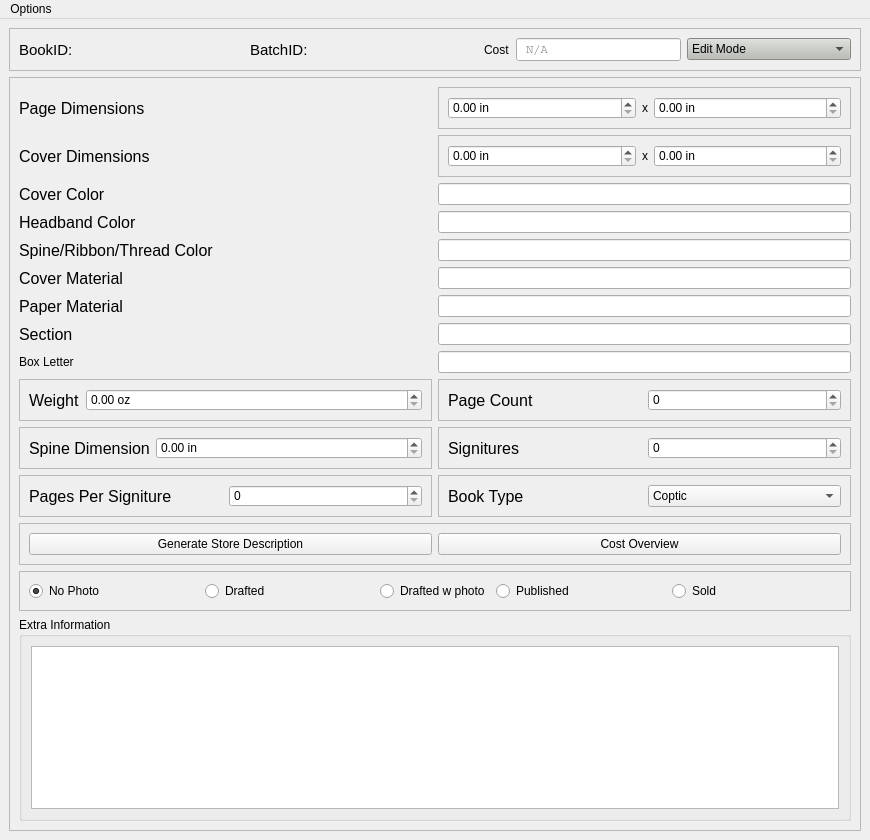
Old version of the form ui/mainwindow.ui in the repository farinc/book-tracker-python.
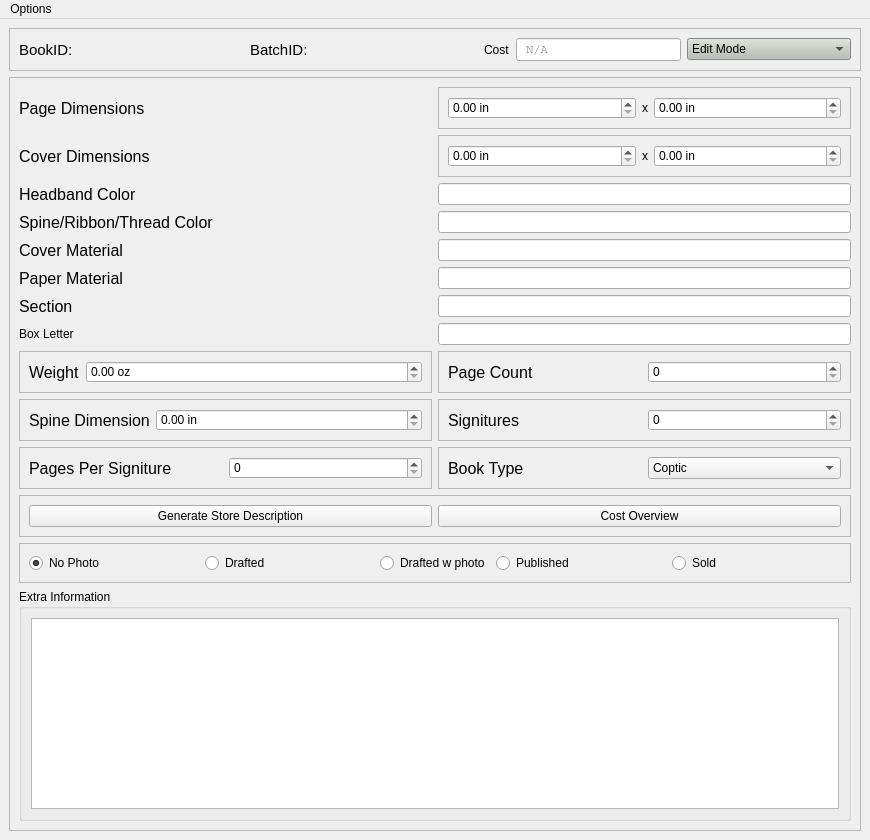
New version of the form.

Commit message: Commit small changes to the ui and removed the coverColor prop as it is errorous.

What changed in the file:
```diff
--- a/ui/mainwindow.ui
+++ b/ui/mainwindow.ui
@@ -219,12 +219,37 @@
          <x>0</x>
          <y>0</y>
          <width>821</width>
-         <height>1030</height>
+         <height>985</height>
         </rect>
        </property>
        <layout class="QGridLayout" name="gridLayout_5">
-        <item row="5" column="1">
-         <widget class="QLineEdit" name="editCoverMaterial">
+        <item row="7" column="0">
+         <widget class="QLabel" name="label_23">
+          <property name="text">
+           <string>Box Letter</string>
+          </property>
+         </widget>
+        </item>
+        <item row="3" column="0">
+         <widget class="QLabel" name="label_12">
+          <property name="sizePolicy">
+           <sizepolicy hsizetype="Ignored" vsizetype="Preferred">
+            <horstretch>0</horstretch>
+            <verstretch>0</verstretch>
+           </sizepolicy>
+          </property>
+          <property name="font">
+           <font>
+            <pointsize>12</pointsize>
+           </font>
+          </property>
+          <property name="text">
+           <string>Spine/Ribbon/Thread Color</string>
+          </property>
+         </widget>
+        </item>
+        <item row="6" column="1">
+         <widget class="QLineEdit" name="editSection">
           <property name="sizePolicy">
            <sizepolicy hsizetype="MinimumExpanding" vsizetype="Fixed">
             <horstretch>0</horstretch>
@@ -234,7 +259,7 @@
          </widget>
         </item>
         <item row="2" column="0">
-         <widget class="QLabel" name="label_2">
+         <widget class="QLabel" name="label_21">
           <property name="sizePolicy">
            <sizepolicy hsizetype="Ignored" vsizetype="Preferred">
             <horstretch>0</horstretch>
@@ -247,12 +272,15 @@
            </font>
           </property>
           <property name="text">
-           <string>Cover Color</string>
+           <string>Headband Color</string>
           </property>
          </widget>
         </item>
+        <item row="7" column="1">
+         <widget class="QLineEdit" name="editBox"/>
+        </item>
         <item row="10" column="1">
-         <widget class="QFrame" name="frame_8">
+         <widget class="QFrame" name="frame_4">
           <property name="sizePolicy">
            <sizepolicy hsizetype="MinimumExpanding" vsizetype="Preferred">
             <horstretch>0</horstretch>
@@ -265,36 +293,57 @@
           <property name="frameShadow">
            <enum>QFrame::Raised</enum>
           </property>
-          <layout class="QHBoxLayout" name="horizontalLayout_9">
+          <layout class="QHBoxLayout" name="horizontalLayout_10">
            <item>
-            <widget class="QLabel" name="label_20">
+            <widget class="QLabel" name="label_22">
              <property name="font">
               <font>
                <pointsize>12</pointsize>
               </font>
              </property>
              <property name="text">
-              <string>Signitures</string>
+              <string>Book Type</string>
              </property>
             </widget>
            </item>
            <item>
-            <widget class="QSpinBox" name="spinSignitures"/>
+            <widget class="QComboBox" name="comboBootType">
+             <item>
+              <property name="text">
+               <string>Coptic</string>
+              </property>
+             </item>
+             <item>
+              <property name="text">
+               <string>Coptic (2 needle)</string>
+              </property>
+             </item>
+             <item>
+              <property name="text">
+               <string>Traditional</string>
+              </property>
+             </item>
+             <item>
+              <property name="text">
+               <string>StabStich</string>
+              </property>
+             </item>
+             <item>
+              <property name="text">
+               <string>Quarter</string>
+              </property>
+             </item>
+             <item>
+              <property name="text">
+               <string>Long Stich</string>
+              </property>
+             </item>
+            </widget>
            </item>
           </layout>
          </widget>
         </item>
-        <item row="3" column="1">
-         <widget class="QLineEdit" name="editHeadbandColor">
-          <property name="sizePolicy">
-           <sizepolicy hsizetype="MinimumExpanding" vsizetype="Fixed">
-            <horstretch>0</horstretch>
-            <verstretch>0</verstretch>
-           </sizepolicy>
-          </property>
-         </widget>
-        </item>
-        <item row="11" column="0">
+        <item row="10" column="0">
          <widget class="QFrame" name="frame_3">
           <property name="sizePolicy">
            <sizepolicy hsizetype="Ignored" vsizetype="Preferred">
@@ -333,111 +382,7 @@
           </layout>
          </widget>
         </item>
-        <item row="4" column="1">
-         <widget class="QLineEdit" name="editThreadColor">
-          <property name="sizePolicy">
-           <sizepolicy hsizetype="MinimumExpanding" vsizetype="Fixed">
-            <horstretch>0</horstretch>
-            <verstretch>0</verstretch>
-           </sizepolicy>
-          </property>
-         </widget>
-        </item>
-        <item row="0" column="1">
-         <widget class="QFrame" name="frame_2">
-          <property name="sizePolicy">
-           <sizepolicy hsizetype="MinimumExpanding" vsizetype="Preferred">
-            <horstretch>0</horstretch>
-            <verstretch>0</verstretch>
-           </sizepolicy>
-          </property>
-          <property name="frameShape">
-           <enum>QFrame::StyledPanel</enum>
-          </property>
-          <property name="frameShadow">
-           <enum>QFrame::Raised</enum>
-          </property>
-          <layout class="QHBoxLayout" name="horizontalLayout_4">
-           <item>
-            <widget class="QDoubleSpinBox" name="spinPageDimX">
-             <property name="suffix">
-              <string> in</string>
-             </property>
-            </widget>
-           </item>
-           <item>
-            <widget class="QLabel" name="label_7">
-             <property name="sizePolicy">
-              <sizepolicy hsizetype="Fixed" vsizetype="Preferred">
-               <horstretch>0</horstretch>
-               <verstretch>0</verstretch>
-              </sizepolicy>
-             </property>
-             <property name="text">
-              <string>x</string>
-             </property>
-            </widget>
-           </item>
-           <item>
-            <widget class="QDoubleSpinBox" name="spinPageDimY">
-             <property name="suffix">
-              <string> in</string>
-             </property>
-            </widget>
-           </item>
-          </layout>
-         </widget>
-        </item>
-        <item row="10" column="0">
-         <widget class="QFrame" name="frame_6">
-          <property name="sizePolicy">
-           <sizepolicy hsizetype="Ignored" vsizetype="Preferred">
-            <horstretch>0</horstretch>
-            <verstretch>0</verstretch>
-           </sizepolicy>
-          </property>
-          <property name="frameShape">
-           <enum>QFrame::StyledPanel</enum>
-          </property>
-          <property name="frameShadow">
-           <enum>QFrame::Raised</enum>
-          </property>
-          <layout class="QHBoxLayout" name="horizontalLayout_6">
-           <item>
-            <widget class="QLabel" name="label_13">
-             <property name="sizePolicy">
-              <sizepolicy hsizetype="Minimum" vsizetype="Preferred">
-               <horstretch>0</horstretch>
-               <verstretch>0</verstretch>
-              </sizepolicy>
-             </property>
-             <property name="font">
-              <font>
-               <pointsize>12</pointsize>
-              </font>
-             </property>
-             <property name="text">
-              <string>Spine Dimension</string>
-             </property>
-            </widget>
-           </item>
-           <item>
-            <widget class="QDoubleSpinBox" name="spinSpineDim">
-             <property name="sizePolicy">
-              <sizepolicy hsizetype="MinimumExpanding" vsizetype="Fixed">
-               <horstretch>0</horstretch>
-               <verstretch>0</verstretch>
-              </sizepolicy>
-             </property>
-             <property name="suffix">
-              <string> in</string>
-             </property>
-            </widget>
-           </item>
-          </layout>
-         </widget>
-        </item>
-        <item row="9" column="1">
+        <item row="8" column="1">
          <widget class="QFrame" name="frame_7">
           <property name="sizePolicy">
            <sizepolicy hsizetype="MinimumExpanding" vsizetype="Preferred">
@@ -476,26 +421,8 @@
           </layout>
          </widget>
         </item>
-        <item row="4" column="0">
-         <widget class="QLabel" name="label_12">
-          <property name="sizePolicy">
-           <sizepolicy hsizetype="Ignored" vsizetype="Preferred">
-            <horstretch>0</horstretch>
-            <verstretch>0</verstretch>
-           </sizepolicy>
-          </property>
-          <property name="font">
-           <font>
-            <pointsize>12</pointsize>
-           </font>
-          </property>
-          <property name="text">
-           <string>Spine/Ribbon/Thread Color</string>
-          </property>
-         </widget>
-        </item>
-        <item row="6" column="1">
-         <widget class="QLineEdit" name="editPageMaterial">
+        <item row="2" column="1">
+         <widget class="QLineEdit" name="editHeadbandColor">
           <property name="sizePolicy">
            <sizepolicy hsizetype="MinimumExpanding" vsizetype="Fixed">
             <horstretch>0</horstretch>
@@ -504,46 +431,41 @@
           </property>
          </widget>
         </item>
-        <item row="12" column="0" colspan="2">
-         <widget class="QFrame" name="frame_10">
+        <item row="13" column="0" colspan="2">
+         <widget class="QGroupBox" name="groupBox_9">
           <property name="sizePolicy">
-           <sizepolicy hsizetype="Ignored" vsizetype="Preferred">
+           <sizepolicy hsizetype="Ignored" vsizetype="Maximum">
             <horstretch>0</horstretch>
             <verstretch>0</verstretch>
            </sizepolicy>
           </property>
-          <property name="frameShape">
-           <enum>QFrame::StyledPanel</enum>
+          <property name="title">
+           <string>Extra Information</string>
           </property>
-          <property name="frameShadow">
-           <enum>QFrame::Raised</enum>
-          </property>
-          <layout class="QHBoxLayout" name="horizontalLayout_11">
-           <item>
-            <widget class="QPushButton" name="pushButtonGenStoreDiscription">
-             <property name="text">
-              <string>Generate Store Description</string>
-             </property>
-            </widget>
-           </item>
-           <item>
-            <widget class="QPushButton" name="pushButtonCostOverview">
-             <property name="text">
-              <string>Cost Overview</string>
+          <layout class="QGridLayout" name="gridLayout_4">
+           <item row="1" column="0">
+            <widget class="QPlainTextEdit" name="editExtra">
+             <property name="font">
+              <font>
+               <pointsize>12</pointsize>
+              </font>
              </property>
             </widget>
            </item>
           </layout>
          </widget>
         </item>
-        <item row="8" column="0">
-         <widget class="QLabel" name="label_23">
-          <property name="text">
-           <string>Box Letter</string>
+        <item row="3" column="1">
+         <widget class="QLineEdit" name="editThreadColor">
+          <property name="sizePolicy">
+           <sizepolicy hsizetype="MinimumExpanding" vsizetype="Fixed">
+            <horstretch>0</horstretch>
+            <verstretch>0</verstretch>
+           </sizepolicy>
           </property>
          </widget>
         </item>
-        <item row="6" column="0">
+        <item row="5" column="0">
          <widget class="QLabel" name="label_9">
           <property name="sizePolicy">
            <sizepolicy hsizetype="Ignored" vsizetype="Preferred">
@@ -561,80 +483,6 @@
           </property>
          </widget>
         </item>
-        <item row="7" column="1">
-         <widget class="QLineEdit" name="editSection">
-          <property name="sizePolicy">
-           <sizepolicy hsizetype="MinimumExpanding" vsizetype="Fixed">
-            <horstretch>0</horstretch>
-            <verstretch>0</verstretch>
-           </sizepolicy>
-          </property>
-         </widget>
-        </item>
-        <item row="0" column="0">
-         <widget class="QLabel" name="label_8">
-          <property name="sizePolicy">
-           <sizepolicy hsizetype="Ignored" vsizetype="Preferred">
-            <horstretch>0</horstretch>
-            <verstretch>0</verstretch>
-           </sizepolicy>
-          </property>
-          <property name="font">
-           <font>
-            <pointsize>12</pointsize>
-           </font>
-          </property>
-          <property name="text">
-           <string>Page Dimensions</string>
-          </property>
-         </widget>
-        </item>
-        <item row="5" column="0">
-         <widget class="QLabel" name="label_4">
-          <property name="sizePolicy">
-           <sizepolicy hsizetype="Ignored" vsizetype="Preferred">
-            <horstretch>0</horstretch>
-            <verstretch>0</verstretch>
-           </sizepolicy>
-          </property>
-          <property name="font">
-           <font>
-            <pointsize>12</pointsize>
-           </font>
-          </property>
-          <property name="text">
-           <string>Cover Material</string>
-          </property>
-         </widget>
-        </item>
-        <item row="3" column="0">
-         <widget class="QLabel" name="label_21">
-          <property name="sizePolicy">
-           <sizepolicy hsizetype="Ignored" vsizetype="Preferred">
-            <horstretch>0</horstretch>
-            <verstretch>0</verstretch>
-           </sizepolicy>
-          </property>
-          <property name="font">
-           <font>
-            <pointsize>12</pointsize>
-           </font>
-          </property>
-          <property name="text">
-           <string>Headband Color</string>
-          </property>
-         </widget>
-        </item>
-        <item row="2" column="1">
-         <widget class="QLineEdit" name="editCoverColor">
-          <property name="sizePolicy">
-           <sizepolicy hsizetype="MinimumExpanding" vsizetype="Fixed">
-            <horstretch>0</horstretch>
-            <verstretch>0</verstretch>
-           </sizepolicy>
-          </property>
-         </widget>
-        </item>
         <item row="1" column="0">
          <widget class="QLabel" name="label_5">
           <property name="sizePolicy">
@@ -658,28 +506,10 @@
           </property>
          </widget>
         </item>
-        <item row="7" column="0">
-         <widget class="QLabel" name="label_19">
+        <item row="0" column="1">
+         <widget class="QFrame" name="frame_2">
           <property name="sizePolicy">
-           <sizepolicy hsizetype="Ignored" vsizetype="Preferred">
-            <horstretch>0</horstretch>
-            <verstretch>0</verstretch>
-           </sizepolicy>
-          </property>
-          <property name="font">
-           <font>
-            <pointsize>12</pointsize>
-           </font>
-          </property>
-          <property name="text">
-           <string>Section</string>
-          </property>
-         </widget>
-        </item>
-        <item row="9" column="0">
-         <widget class="QFrame" name="frame_5">
-          <property name="sizePolicy">
-           <sizepolicy hsizetype="Ignored" vsizetype="Preferred">
+           <sizepolicy hsizetype="MinimumExpanding" vsizetype="Preferred">
             <horstretch>0</horstretch>
             <verstretch>0</verstretch>
            </sizepolicy>
@@ -690,42 +520,38 @@
           <property name="frameShadow">
            <enum>QFrame::Raised</enum>
           </property>
-          <layout class="QHBoxLayout" name="horizontalLayout_7">
+          <layout class="QHBoxLayout" name="horizontalLayout_4">
            <item>
-            <widget class="QLabel" name="label_16">
+            <widget class="QDoubleSpinBox" name="spinPageDimX">
+             <property name="suffix">
+              <string> in</string>
+             </property>
+            </widget>
+           </item>
+           <item>
+            <widget class="QLabel" name="label_7">
              <property name="sizePolicy">
-              <sizepolicy hsizetype="Minimum" vsizetype="Preferred">
+              <sizepolicy hsizetype="Fixed" vsizetype="Preferred">
                <horstretch>0</horstretch>
                <verstretch>0</verstretch>
               </sizepolicy>
              </property>
-             <property name="font">
-              <font>
-               <pointsize>12</pointsize>
-              </font>
-             </property>
              <property name="text">
-              <string>Weight</string>
+              <string>x</string>
              </property>
             </widget>
            </item>
            <item>
-            <widget class="QDoubleSpinBox" name="spinWeight">
-             <property name="sizePolicy">
-              <sizepolicy hsizetype="MinimumExpanding" vsizetype="Fixed">
-               <horstretch>0</horstretch>
-               <verstretch>0</verstretch>
-              </sizepolicy>
-             </property>
+            <widget class="QDoubleSpinBox" name="spinPageDimY">
              <property name="suffix">
-              <string> oz</string>
+              <string> in</string>
              </property>
             </widget>
            </item>
           </layout>
          </widget>
         </item>
-        <item row="13" column="0" colspan="2">
+        <item row="12" column="0" colspan="2">
          <widget class="QFrame" name="frame_9">
           <property name="sizePolicy">
            <sizepolicy hsizetype="Ignored" vsizetype="MinimumExpanding">
@@ -811,8 +637,8 @@
           </layout>
          </widget>
         </item>
-        <item row="11" column="1">
-         <widget class="QFrame" name="frame_4">
+        <item row="9" column="1">
+         <widget class="QFrame" name="frame_8">
           <property name="sizePolicy">
            <sizepolicy hsizetype="MinimumExpanding" vsizetype="Preferred">
             <horstretch>0</horstretch>
@@ -825,74 +651,68 @@
           <property name="frameShadow">
            <enum>QFrame::Raised</enum>
           </property>
-          <layout class="QHBoxLayout" name="horizontalLayout_10">
+          <layout class="QHBoxLayout" name="horizontalLayout_9">
            <item>
-            <widget class="QLabel" name="label_22">
+            <widget class="QLabel" name="label_20">
              <property name="font">
               <font>
                <pointsize>12</pointsize>
               </font>
              </property>
              <property name="text">
-              <string>Book Type</string>
+              <string>Signitures</string>
              </property>
             </widget>
            </item>
            <item>
-            <widget class="QComboBox" name="comboBootType">
-             <item>
-              <property name="text">
-               <string>Coptic</string>
-              </property>
-             </item>
-             <item>
-              <property name="text">
-               <string>Coptic (2 needle)</string>
-              </property>
-             </item>
-             <item>
-              <property name="text">
-               <string>Traditional</string>
-              </property>
-             </item>
-             <item>
-              <property name="text">
-               <string>StabStich</string>
-              </property>
-             </item>
-             <item>
-              <property name="text">
-               <string>Quarter</string>
-              </property>
-             </item>
-             <item>
-              <property name="text">
-               <string>Long Stich</string>
-              </property>
-             </item>
-            </widget>
+            <widget class="QSpinBox" name="spinSignitures"/>
            </item>
           </layout>
          </widget>
         </item>
-        <item row="14" column="0" colspan="2">
-         <widget class="QGroupBox" name="groupBox_9">
+        <item row="8" column="0">
+         <widget class="QFrame" name="frame_5">
           <property name="sizePolicy">
-           <sizepolicy hsizetype="Ignored" vsizetype="Maximum">
+           <sizepolicy hsizetype="Ignored" vsizetype="Preferred">
             <horstretch>0</horstretch>
             <verstretch>0</verstretch>
            </sizepolicy>
           </property>
-          <property name="title">
-           <string>Extra Information</string>
+          <property name="frameShape">
+           <enum>QFrame::StyledPanel</enum>
           </property>
-          <layout class="QGridLayout" name="gridLayout_4">
-           <item row="1" column="0">
-            <widget class="QPlainTextEdit" name="editExtra">
+          <property name="frameShadow">
+           <enum>QFrame::Raised</enum>
+          </property>
+          <layout class="QHBoxLayout" name="horizontalLayout_7">
+           <item>
+            <widget class="QLabel" name="label_16">
+             <property name="sizePolicy">
+              <sizepolicy hsizetype="Minimum" vsizetype="Preferred">
+               <horstretch>0</horstretch>
+               <verstretch>0</verstretch>
+              </sizepolicy>
+             </property>
              <property name="font">
               <font>
                <pointsize>12</pointsize>
               </font>
+             </property>
+             <property name="text">
+              <string>Weight</string>
+             </property>
+            </widget>
+           </item>
+           <item>
+            <widget class="QDoubleSpinBox" name="spinWeight">
+             <property name="sizePolicy">
+              <sizepolicy hsizetype="MinimumExpanding" vsizetype="Fixed">
+               <horstretch>0</horstretch>
+               <verstretch>0</verstretch>
+              </sizepolicy>
+             </property>
+             <property name="suffix">
+              <string> oz</string>
              </property>
             </widget>
            </item>
@@ -950,8 +770,160 @@
           </layout>
          </widget>
         </item>
-        <item row="8" column="1">
-         <widget class="QLineEdit" name="editBox"/>
+        <item row="11" column="0" colspan="2">
+         <widget class="QFrame" name="frame_10">
+          <property name="sizePolicy">
+           <sizepolicy hsizetype="Ignored" vsizetype="Preferred">
+            <horstretch>0</horstretch>
+            <verstretch>0</verstretch>
+           </sizepolicy>
+          </property>
+          <property name="frameShape">
+           <enum>QFrame::StyledPanel</enum>
+          </property>
+          <property name="frameShadow">
+           <enum>QFrame::Raised</enum>
+          </property>
+          <layout class="QHBoxLayout" name="horizontalLayout_11">
+           <item>
+            <widget class="QPushButton" name="pushButtonGenStoreDiscription">
+             <property name="text">
+              <string>Generate Store Description</string>
+             </property>
+            </widget>
+           </item>
+           <item>
+            <widget class="QPushButton" name="pushButtonCostOverview">
+             <property name="text">
+              <string>Cost Overview</string>
+             </property>
+            </widget>
+           </item>
+          </layout>
+         </widget>
+        </item>
+        <item row="4" column="1">
+         <widget class="QLineEdit" name="editCoverMaterial">
+          <property name="sizePolicy">
+           <sizepolicy hsizetype="MinimumExpanding" vsizetype="Fixed">
+            <horstretch>0</horstretch>
+            <verstretch>0</verstretch>
+           </sizepolicy>
+          </property>
+         </widget>
+        </item>
+        <item row="6" column="0">
+         <widget class="QLabel" name="label_19">
+          <property name="sizePolicy">
+           <sizepolicy hsizetype="Ignored" vsizetype="Preferred">
+            <horstretch>0</horstretch>
+            <verstretch>0</verstretch>
+           </sizepolicy>
+          </property>
+          <property name="font">
+           <font>
+            <pointsize>12</pointsize>
+           </font>
+          </property>
+          <property name="text">
+           <string>Section</string>
+          </property>
+         </widget>
+        </item>
+        <item row="0" column="0">
+         <widget class="QLabel" name="label_8">
+          <property name="sizePolicy">
+           <sizepolicy hsizetype="Ignored" vsizetype="Preferred">
+            <horstretch>0</horstretch>
+            <verstretch>0</verstretch>
+           </sizepolicy>
+          </property>
+          <property name="font">
+           <font>
+            <pointsize>12</pointsize>
+           </font>
+          </property>
+          <property name="text">
+           <string>Page Dimensions</string>
+          </property>
+         </widget>
+        </item>
+        <item row="4" column="0">
+         <widget class="QLabel" name="label_4">
+          <property name="sizePolicy">
+           <sizepolicy hsizetype="Ignored" vsizetype="Preferred">
+            <horstretch>0</horstretch>
+            <verstretch>0</verstretch>
+           </sizepolicy>
+          </property>
+          <property name="font">
+           <font>
+            <pointsize>12</pointsize>
+           </font>
+          </property>
+          <property name="text">
+           <string>Cover Material</string>
+          </property>
+         </widget>
+        </item>
+        <item row="9" column="0">
+         <widget class="QFrame" name="frame_6">
+          <property name="sizePolicy">
+           <sizepolicy hsizetype="Ignored" vsizetype="Preferred">
+            <horstretch>0</horstretch>
+            <verstretch>0</verstretch>
+           </sizepolicy>
+          </property>
+          <property name="frameShape">
+           <enum>QFrame::StyledPanel</enum>
+          </property>
+          <property name="frameShadow">
+           <enum>QFrame::Raised</enum>
+          </property>
+          <layout class="QHBoxLayout" name="horizontalLayout_6">
+           <item>
+            <widget class="QLabel" name="label_13">
+             <property name="sizePolicy">
+              <sizepolicy hsizetype="Minimum" vsizetype="Preferred">
+               <horstretch>0</horstretch>
+               <verstretch>0</verstretch>
+              </sizepolicy>
+             </property>
+             <property name="font">
+              <font>
+               <pointsize>12</pointsize>
+              </font>
+             </property>
+             <property name="text">
+              <string>Spine Dimension</string>
+             </property>
+            </widget>
+           </item>
+           <item>
+            <widget class="QDoubleSpinBox" name="spinSpineDim">
+             <property name="sizePolicy">
+              <sizepolicy hsizetype="MinimumExpanding" vsizetype="Fixed">
+               <horstretch>0</horstretch>
+               <verstretch>0</verstretch>
+              </sizepolicy>
+             </property>
+             <property name="suffix">
+              <string> in</string>
+             </property>
+            </widget>
+           </item>
+          </layout>
+         </widget>
+        </item>
+        <item row="5" column="1">
+         <widget class="QLineEdit" name="editPageMaterial">
+          <property name="sizePolicy">
+           <sizepolicy hsizetype="MinimumExpanding" vsizetype="Fixed">
+            <horstretch>0</horstretch>
+            <verstretch>0</verstretch>
+           </sizepolicy>
+          </property>
+         </widget>
         </item>
        </layout>
       </widget>
```
Left out of the diff: 1 changed line with no effect on the pictures. The commit also changes 5 other files.
